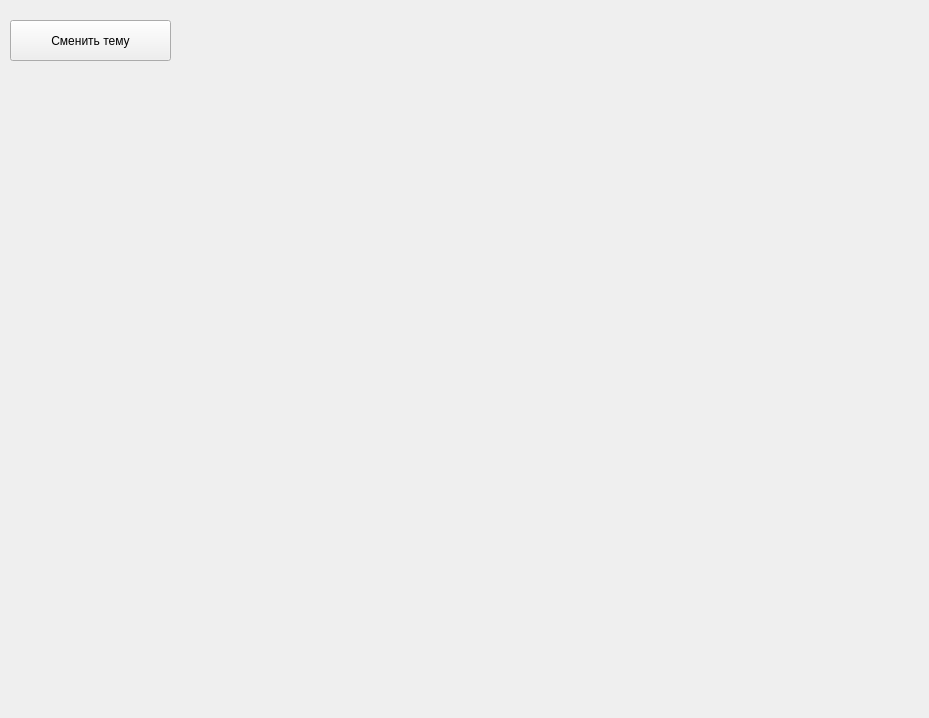
Before: the Qt Designer form task1.ui in Anfisa2209/class_room, drawn with Qt 5.
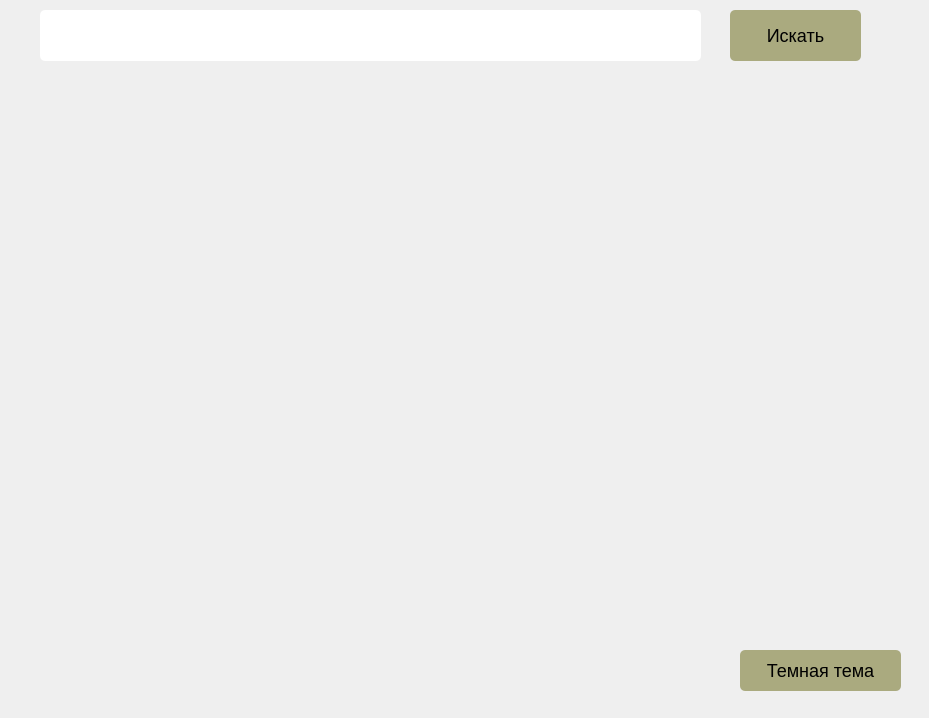
After: the same form once the commit is applied.

Commit message: Часть №5

What changed in the file:
```diff
--- a/task1.ui
+++ b/task1.ui
@@ -13,6 +13,21 @@
   <property name="windowTitle">
    <string>MainWindow</string>
   </property>
+  <property name="styleSheet">
+   <string notr="true">.QPushButton{
+background-color: rgb(170, 170, 127);
+border-radius: 5px;
+font-size:18px;
+font-family: 'Courier New', Courier, monospace;
+}
+.QPushButton::hover{
+background-color:rgb(141, 141, 106);
+}
+.QLineEdit{
+border-radius: 5px;
+}
+</string>
+  </property>
   <widget class="QWidget" name="centralwidget">
    <widget class="QLabel" name="map_image">
     <property name="geometry">
@@ -30,14 +45,55 @@
    <widget class="QPushButton" name="change_theme_btn">
     <property name="geometry">
      <rect>
-      <x>10</x>
-      <y>20</y>
+      <x>740</x>
+      <y>650</y>
       <width>161</width>
       <height>41</height>
      </rect>
     </property>
     <property name="text">
-     <string>Сменить тему</string>
+     <string>Темная тема</string>
+    </property>
+   </widget>
+   <widget class="QLineEdit" name="address">
+    <property name="geometry">
+     <rect>
+      <x>40</x>
+      <y>10</y>
+      <width>661</width>
+      <height>51</height>
+     </rect>
+    </property>
+   </widget>
+   <widget class="QPushButton" name="find_btn">
+    <property name="geometry">
+     <rect>
+      <x>730</x>
+      <y>10</y>
+      <width>131</width>
+      <height>51</height>
+     </rect>
+    </property>
+    <property name="text">
+     <string>Искать</string>
+    </property>
+   </widget>
+   <widget class="QLabel" name="error_lbl">
+    <property name="geometry">
+     <rect>
+      <x>180</x>
+      <y>70</y>
+      <width>501</width>
+      <height>41</height>
+     </rect>
+    </property>
+    <property name="styleSheet">
+     <string notr="true">font-family: 'Courier New', Courier, monospace;
+font-size:20px;
+color: red;</string>
+    </property>
+    <property name="text">
+     <string/>
     </property>
    </widget>
   </widget>
```
The commit also changes 2 other files.
